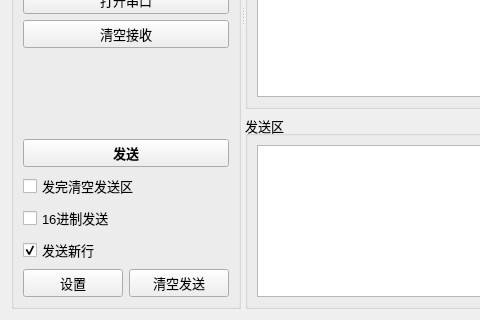
First picture: the form in QTosciloscope/widget.ui, repository BLKDASH/QtShowWave, before the edit; both pictures show x 0 to 480 and y 290 to 610 of the 715 by 610 pixel window.
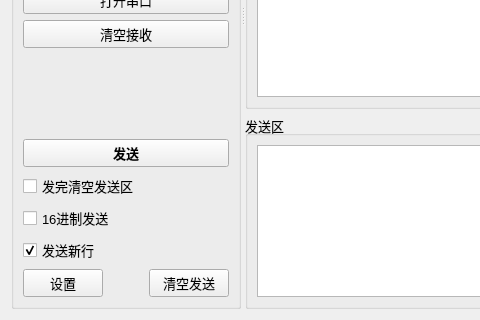
Second picture: the form after the edit. Icons and pictures are not drawn. Custom widgets are drawn as their Qt base class.

Diff of the .ui file:
```diff
--- a/QTosciloscope/widget.ui
+++ b/QTosciloscope/widget.ui
@@ -428,8 +428,8 @@
          </item>
          <item>
           <layout class="QHBoxLayout" name="horizontalLayout_2">
-           <property name="leftMargin">
-            <number>0</number>
+           <property name="sizeConstraint">
+            <enum>QLayout::SizeConstraint::SetDefaultConstraint</enum>
            </property>
            <item>
             <widget class="QPushButton" name="openSetButton">
@@ -443,6 +443,19 @@
              </property>
             </widget>
            </item>
+           <item>
+            <spacer name="horizontalSpacer">
+             <property name="orientation">
+              <enum>Qt::Orientation::Horizontal</enum>
+             </property>
+             <property name="sizeHint" stdset="0">
+              <size>
+               <width>40</width>
+               <height>20</height>
+              </size>
+             </property>
+            </spacer>
+           </item>
            <item>
             <widget class="QPushButton" name="clearSend">
              <property name="minimumSize">
@@ -467,7 +480,7 @@
        </item>
       </layout>
      </widget>
-     <widget class="QWidget" name="">
+     <widget class="QWidget" name="layoutWidget">
       <layout class="QVBoxLayout" name="verticalLayout" stretch="2,1">
        <item>
         <widget class="QGroupBox" name="groupBox_2">
```
